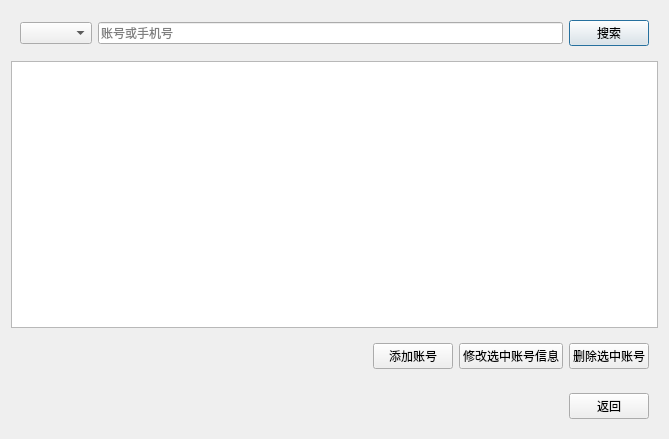
First picture: the form in VisualWindows/mainWindows/WaiterExtraWindows/AccountEditWindow.ui, repository actredphos2017/ExpressManagementSystem, before the edit.
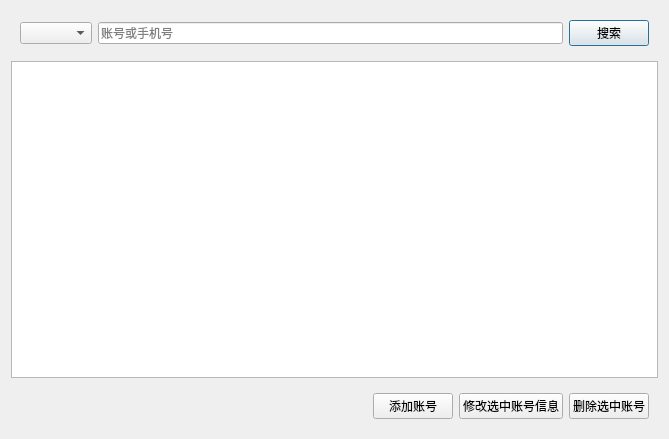
Second picture: the form after the edit.

```diff
--- a/VisualWindows/mainWindows/WaiterExtraWindows/AccountEditWindow.ui
+++ b/VisualWindows/mainWindows/WaiterExtraWindows/AccountEditWindow.ui
@@ -98,41 +98,6 @@
      </layout>
     </widget>
    </item>
-   <item>
-    <widget class="QGroupBox" name="groupBox_2">
-     <property name="styleSheet">
-      <string notr="true">QGroupBox{
-	border: outsize;
-	background-color: transparent;
-}</string>
-     </property>
-     <property name="title">
-      <string/>
-     </property>
-     <layout class="QHBoxLayout" name="horizontalLayout_3">
-      <item>
-       <spacer name="horizontalSpacer_2">
-        <property name="orientation">
-         <enum>Qt::Horizontal</enum>
-        </property>
-        <property name="sizeHint" stdset="0">
-         <size>
-          <width>535</width>
-          <height>20</height>
-         </size>
-        </property>
-       </spacer>
-      </item>
-      <item>
-       <widget class="QPushButton" name="backBtn">
-        <property name="text">
-         <string>返回</string>
-        </property>
-       </widget>
-      </item>
-     </layout>
-    </widget>
-   </item>
   </layout>
  </widget>
  <resources/>
```
